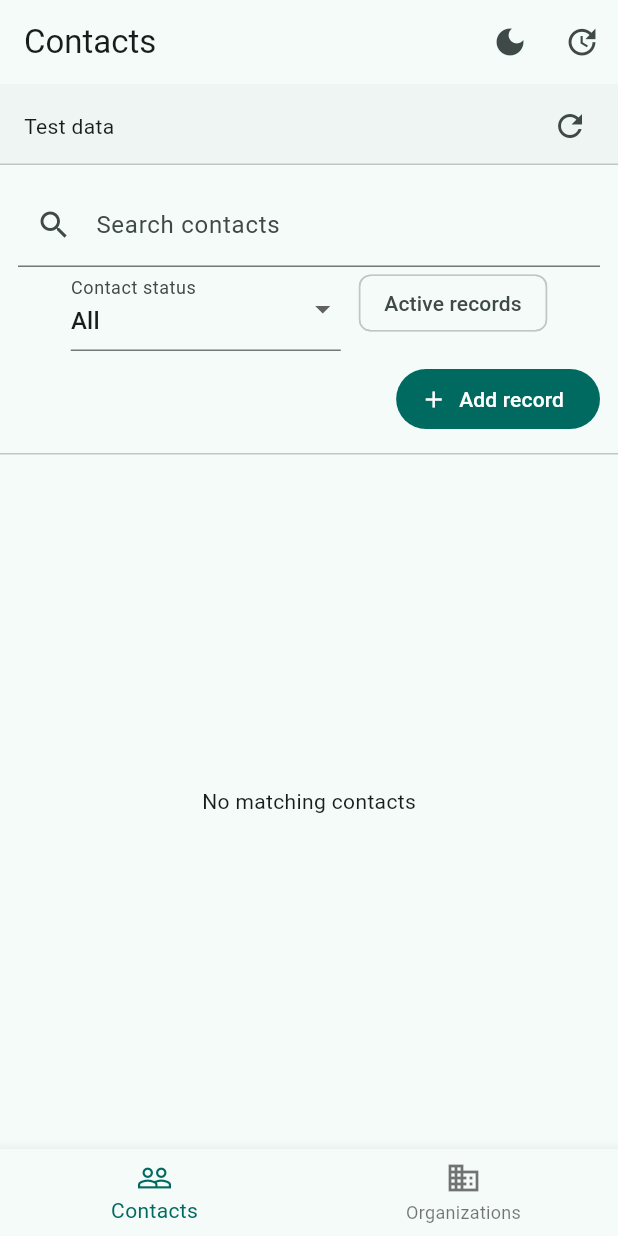
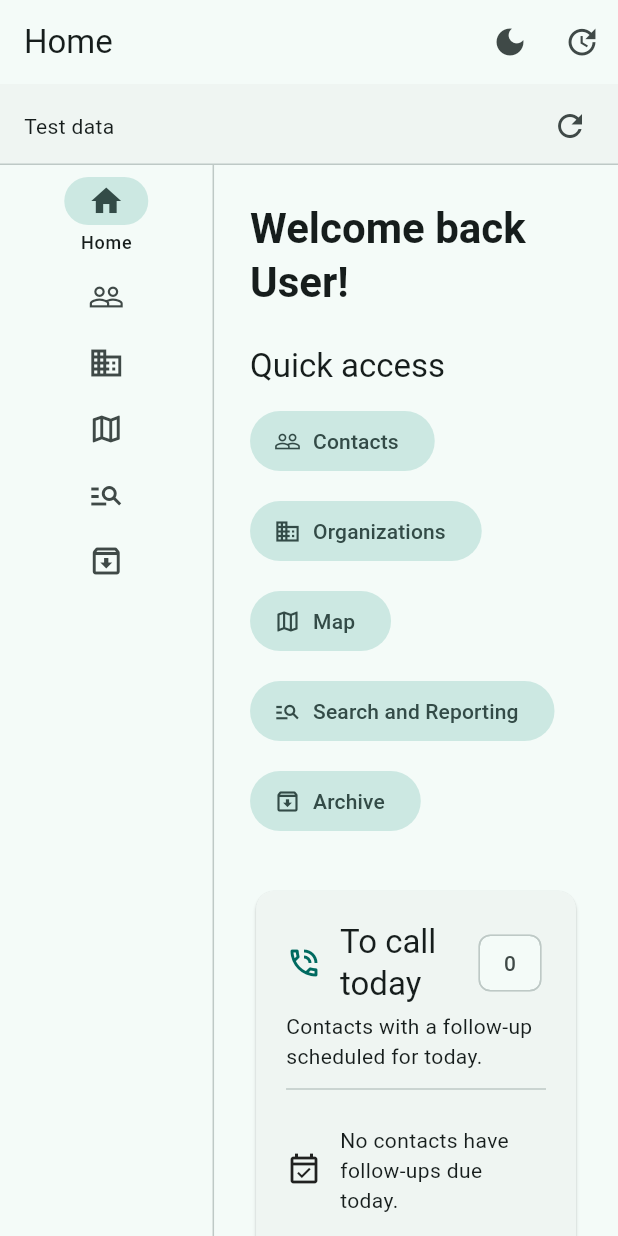
Before and after one commit to PeneguyG/Military-CRM-project, a Flutter app: the CrmHomePage screen opened directly with empty values, on a phone screen of 412 x 824 dp. Run offline on Flutter 3.47's test engine with Material 3 defaults, Android fonts, the phone set to English and light mode, and no system bars; missing offline and left inert: sqlite3.

Commit message:
Added Menu Icons
Icon Menus were removed in a previous generation accidentally, this added them back and added a to call list on the home screen

```diff
--- a/test_flutter/lib/data/crm_database.dart
+++ b/test_flutter/lib/data/crm_database.dart
@@ -190,6 +190,7 @@ DatabaseSnapshot _snapshot(Database db) => {
               : r['interaction_type'],
           'summary': r['summary'],
           'follow_up_date': r['follow_up_date'],
+          'follow_up_completed': r['follow_up_completed'],
         },
       )
       .toList(),
--- a/test_flutter/lib/main.dart
+++ b/test_flutter/lib/main.dart
@@ -8,6 +8,8 @@ import 'data/crm_database.dart';
 import 'pages/crm_widgets.dart';
 import 'pages/contacts_page.dart';
 import 'pages/organizations_page.dart';
+import 'pages/home_page.dart';
+import 'models/crm_models.dart';
 
 void main() => runApp(const MilitaryCrmApp());
 
@@ -138,6 +140,20 @@ class _MilitaryCrmAppState extends State<MilitaryCrmApp>
   }
 }
 
+/// One entry in the CRM navigation system, including its regular and selected icon.
+class _CrmDestination {
+  const _CrmDestination({
+    required this.label,
+    required this.icon,
+    required this.selectedIcon,
+  });
+
+  final String label;
+  final IconData icon;
+  final IconData selectedIcon;
+}
+
+/// Main CRM shell that coordinates navigation, existing record pages, and Home.
 class CrmHomePage extends StatefulWidget {
   const CrmHomePage({
     super.key,
@@ -147,25 +163,89 @@ class CrmHomePage extends StatefulWidget {
     required this.automaticTheme,
     required this.onAutomaticTheme,
   });
-  final bool isDarkMode, automaticTheme;
+
+  final bool isDarkMode;
+  final bool automaticTheme;
   final CrmStore store;
-  final VoidCallback onToggleTheme, onAutomaticTheme;
+  final VoidCallback onToggleTheme;
+  final VoidCallback onAutomaticTheme;
+
   @override
   State<CrmHomePage> createState() => _CrmHomePageState();
 }
 
 class _CrmHomePageState extends State<CrmHomePage> {
-  int _tab = 0, _contactNavigation = 0;
+  // These ordered destinations are the shared source for the rail, app-bar
+  // title, Home shortcuts, and IndexedStack page routing.
+  static const List<_CrmDestination> _destinations = [
+    _CrmDestination(
+      label: 'Home',
+      icon: Icons.home_outlined,
+      selectedIcon: Icons.home,
+    ),
+    _CrmDestination(
+      label: 'Contacts',
+      icon: Icons.people_outline,
+      selectedIcon: Icons.people,
+    ),
+    _CrmDestination(
+      label: 'Organizations',
+      icon: Icons.business_outlined,
+      selectedIcon: Icons.business,
+    ),
+    _CrmDestination(
+      label: 'Map',
+      icon: Icons.map_outlined,
+      selectedIcon: Icons.map,
+    ),
+    _CrmDestination(
+      label: 'Search and Reporting',
+      icon: Icons.manage_search,
+      selectedIcon: Icons.query_stats,
+    ),
+    _CrmDestination(
+      label: 'Archive',
+      icon: Icons.archive_outlined,
+      selectedIcon: Icons.archive,
+    ),
+  ];
+
+  // The active index is the single navigation state used by every route
+  // control, so a rail selection and a Home shortcut open the same page.
+  int _tab = 0;
+
+  // ContactsPage is recreated when a contact is opened from another section.
+  // This lets it select and show the requested contact even if it was already
+  // mounted in the IndexedStack.
+  int _contactNavigation = 0;
   int? _contactId;
+
   CrmStore get _store => widget.store;
+
+  /// Selects a destination from either the rail or a Home shortcut.
+  void _selectTab(int index) {
+    setState(() => _tab = index);
+  }
+
+  /// Opens a contact in the existing Contacts page.
+  void _openContact(Contact contact) {
+    setState(() {
+      _contactId = contact.id;
+      _contactNavigation++;
+      _tab = 1; // Contacts follows Home in the destination list.
+    });
+  }
 
   @override
   Widget build(BuildContext context) => LayoutBuilder(
     builder: (context, constraints) {
-      final wide = constraints.maxWidth >= 700;
+      // The rail expands to readable labels on wider desktop windows. On
+      // narrower windows it stays compact and shows the active label only.
+      final extendedRail = constraints.maxWidth >= 1000;
+
       return Scaffold(
         appBar: AppBar(
-          title: Text(_tab == 0 ? 'Contacts' : 'Organizations'),
+          title: Text(_destinations[_tab].label),
           actions: [
             IconButton(
               tooltip: widget.isDarkMode
@@ -188,6 +268,8 @@ class _CrmHomePageState extends State<CrmHomePage> {
         body: SafeArea(
           child: Column(
             children: [
+              // This banner continues to report whether records are saved in
+              // SQLite or supplied by an in-memory test store.
               MaterialBanner(
                 content: Text(
                   _store.databasePath == null
@@ -221,30 +303,52 @@ class _CrmHomePageState extends State<CrmHomePage> {
                 ],
               ),
               Expanded(
+                // Keep navigation on the left for desktop and compact windows.
+                // Each indexed child retains its own page state while another
+                // tab is selected.
                 child: Row(
                   children: [
-                    if (wide) ...[
-                      NavigationRail(
-                        selectedIndex: _tab,
-                        labelType: NavigationRailLabelType.all,
-                        onDestinationSelected: (v) => setState(() => _tab = v),
-                        destinations: const [
+                    NavigationRail(
+                      extended: extendedRail,
+                      labelType: extendedRail
+                          ? null
+                          : NavigationRailLabelType.selected,
+                      groupAlignment: -1,
+                      selectedIndex: _tab,
+                      onDestinationSelected: _selectTab,
+                      destinations: [
+                        for (final destination in _destinations)
                           NavigationRailDestination(
-                            icon: Icon(Icons.people_outline),
-                            label: Text('Contacts'),
+                            icon: Icon(destination.icon),
+                            selectedIcon: Icon(destination.selectedIcon),
+                            label: Text(destination.label),
                           ),
-                          NavigationRailDestination(
-                            icon: Icon(Icons.business_outlined),
-                            label: Text('Organizations'),
-                          ),
-                        ],
-                      ),
-                      const VerticalDivider(width: 1),
-                    ],
+                      ],
+                    ),
+                    const VerticalDivider(width: 1),
                     Expanded(
                       child: IndexedStack(
                         index: _tab,
                         children: [
+                          HomePage(
+                            store: _store,
+                            shortcuts: [
+                              // Build one Home shortcut for every destination
+                              // after Home, using the same navigation indices.
+                              for (
+                                var index = 1;
+                                index < _destinations.length;
+                                index++
+                              )
+                                HomeShortcut(
+                                  tabIndex: index,
+                                  label: _destinations[index].label,
+                                  icon: _destinations[index].icon,
+                                ),
+                            ],
+                            onSelectTab: _selectTab,
+                            onOpenContact: _openContact,
+                          ),
                           ContactsPage(
                             key: ValueKey(_contactNavigation),
                             store: _store,
@@ -252,11 +356,19 @@ class _CrmHomePageState extends State<CrmHomePage> {
                           ),
                           OrganizationsPage(
                             store: _store,
-                            onSelectContact: (c) => setState(() {
-                              _contactId = c.id;
-                              _contactNavigation++;
-                              _tab = 0;
-                            }),
+                            onSelectContact: _openContact,
+                          ),
+                          _SectionPlaceholder(
+                            title: _destinations[3].label,
+                            icon: _destinations[3].icon,
+                          ),
+                          _SectionPlaceholder(
+                            title: _destinations[4].label,
+                            icon: _destinations[4].icon,
+                          ),
+                          _SectionPlaceholder(
+                            title: _destinations[5].label,
+                            icon: _destinations[5].icon,
                           ),
                         ],
                       ),
@@ -267,23 +379,27 @@ class _CrmHomePageState extends State<CrmHomePage> {
             ],
           ),
         ),
-        bottomNavigationBar: wide
-            ? null
-            : BottomNavigationBar(
-                currentIndex: _tab,
-                onTap: (v) => setState(() => _tab = v),
-                items: const [
-                  BottomNavigationBarItem(
-                    icon: Icon(Icons.people_outline),
-                    label: 'Contacts',
-                  ),
-                  BottomNavigationBarItem(
-                    icon: Icon(Icons.business_outlined),
-                    label: 'Organizations',
-                  ),
-                ],
-              ),
       );
     },
   );
 }
+
+/// Keeps a destination visibly routable while its full feature page is pending.
+class _SectionPlaceholder extends StatelessWidget {
+  const _SectionPlaceholder({required this.title, required this.icon});
+
+  final String title;
+  final IconData icon;
+
+  @override
+  Widget build(BuildContext context) => Center(
+    child: Column(
+      mainAxisSize: MainAxisSize.min,
+      children: [
+        Icon(icon, size: 48, color: Theme.of(context).colorScheme.primary),
+        const SizedBox(height: 12),
+        Text(title, style: Theme.of(context).textTheme.headlineSmall),
+      ],
+    ),
+  );
+}
--- a/test_flutter/lib/models/crm_models.dart
+++ b/test_flutter/lib/models/crm_models.dart
@@ -174,6 +174,7 @@ class InteractionLog {
     required this.type,
     required this.summary,
     this.followUpDate,
+    this.followUpCompleted = false,
   });
   static const types = ['Call', 'Text', 'In-Person', 'Email'];
   final int? id, organizationId;
@@ -181,6 +182,7 @@ class InteractionLog {
   final DateTime date;
   final String type, summary;
   final DateTime? followUpDate;
+  final bool followUpCompleted;
   Map<String, Object?> toMap() => {
     'id': id,
     'contact_id': contactId,
@@ -189,6 +191,7 @@ class InteractionLog {
     'type': type,
     'summary': summary,
     'follow_up_date': followUpDate?.toIso8601String(),
+    'follow_up_completed': followUpCompleted ? 1 : 0,
   };
   factory InteractionLog.fromMap(Map<String, Object?> m) => InteractionLog(
     id: m['id'] as int?,
@@ -200,6 +203,7 @@ class InteractionLog {
     followUpDate: m['follow_up_date'] == null
         ? null
         : DateTime.parse(m['follow_up_date'] as String),
+    followUpCompleted: m['follow_up_completed'] == 1,
   );
   InteractionLog copyWith({
     Object? id = _unset,
@@ -209,6 +213,7 @@ class InteractionLog {
     String? type,
     String? summary,
     Object? followUpDate = _unset,
+    bool? followUpCompleted,
   }) => InteractionLog(
     id: identical(id, _unset) ? this.id : id as int?,
     contactId: contactId ?? this.contactId,
@@ -221,5 +226,6 @@ class InteractionLog {
     followUpDate: identical(followUpDate, _unset)
         ? this.followUpDate
         : followUpDate as DateTime?,
+    followUpCompleted: followUpCompleted ?? this.followUpCompleted,
   );
 }
--- /dev/null
+++ b/test_flutter/lib/pages/home_page.dart
@@ -0,0 +1,198 @@
+import 'package:flutter/material.dart';
+
+import '../crm_store.dart';
+import '../models/crm_models.dart';
+import 'crm_widgets.dart';
+
+/// Holds the destination data needed to build a Home-page shortcut button.
+class HomeShortcut {
+  const HomeShortcut({
+    required this.tabIndex,
+    required this.label,
+    required this.icon,
+  });
+
+  /// The index is shared with the parent navigation rail's destination list.
+  final int tabIndex;
+  final String label;
+  final IconData icon;
+}
+
+/// Dashboard shown on the Home tab, with shortcuts and today's call list.
+class HomePage extends StatelessWidget {
+  const HomePage({
+    super.key,
+    required this.store,
+    required this.shortcuts,
+    required this.onSelectTab,
+    required this.onOpenContact,
+  });
+
+  final CrmStore store;
+  final List<HomeShortcut> shortcuts;
+  final ValueChanged<int> onSelectTab;
+  final ValueChanged<Contact> onOpenContact;
+
+  @override
+  Widget build(BuildContext context) {
+    final textTheme = Theme.of(context).textTheme;
+
+    // Scrolling keeps the dashboard usable when the desktop window is short.
+    return SingleChildScrollView(
+      padding: const EdgeInsets.all(24),
+      child: Center(
+        child: ConstrainedBox(
+          constraints: const BoxConstraints(maxWidth: 1080),
+          child: Column(
+            crossAxisAlignment: CrossAxisAlignment.stretch,
+            children: [
+              Text(
+                'Welcome back User!',
+                style: textTheme.headlineMedium?.copyWith(
+                  fontWeight: FontWeight.bold,
+                ),
+              ),
+              const SizedBox(height: 24),
+              Text('Quick access', style: textTheme.titleLarge),
+              const SizedBox(height: 12),
+              // Every non-Home destination is supplied by the parent, so these
+              // buttons use the same indices as the navigation rail.
+              Wrap(
+                spacing: 12,
+                runSpacing: 12,
+                children: [
+                  for (final shortcut in shortcuts)
+                    FilledButton.tonalIcon(
+                      onPressed: () => onSelectTab(shortcut.tabIndex),
+                      icon: Icon(shortcut.icon),
+                      label: Text(shortcut.label),
+                    ),
+                ],
+              ),
+              const SizedBox(height: 32),
+              // This final dashboard section sits below the shortcuts and
+              // updates whenever the shared CRM store changes.
+              _ToCallTodayCard(store: store, onOpenContact: onOpenContact),
+            ],
+          ),
+        ),
+      ),
+    );
+  }
+}
+
+/// Shows non-archived, non-deceased contacts with a follow-up due today.
+class _ToCallTodayCard extends StatelessWidget {
+  const _ToCallTodayCard({required this.store, required this.onOpenContact});
+
+  final CrmStore store;
+  final ValueChanged<Contact> onOpenContact;
+
+  @override
+  Widget build(BuildContext context) => AnimatedBuilder(
+    animation: store,
+    builder: (context, _) {
+      final today = DateTime.now();
+
+      // Compare local calendar dates because follow-up dates are date-oriented
+      // reminders and should not shift to a neighboring day by time zone.
+      final dueContactIds = store.interactions
+          .where((interaction) {
+            final dueDate = interaction.followUpDate?.toLocal();
+            return !interaction.followUpCompleted &&
+                dueDate != null &&
+                _isSameDay(dueDate, today);
+          })
+          .map((interaction) => interaction.contactId)
+          .toSet();
+
+      // A contact appears once even if multiple interaction logs have a
+      // follow-up due today. Archived and deceased contacts are excluded.
+      final dueContacts =
+          store.contacts
+              .where(
+                (contact) =>
+                    dueContactIds.contains(contact.id) &&
+                    !contact.isArchived &&
+                    contact.status != ContactStatus.deceased,
+              )
+              .toList()
+            ..sort(
+              (a, b) =>
+                  a.fullName.toLowerCase().compareTo(b.fullName.toLowerCase()),
+            );
+
+      final colors = Theme.of(context).colorScheme;
+      final textTheme = Theme.of(context).textTheme;
+
+      return Card(
+        child: Padding(
+          padding: const EdgeInsets.all(20),
+          child: Column(
+            crossAxisAlignment: CrossAxisAlignment.stretch,
+            children: [
+              Row(
+                children: [
+                  Icon(Icons.phone_in_talk_outlined, color: colors.primary),
+                  const SizedBox(width: 12),
+                  Expanded(
+                    child: Text('To call today', style: textTheme.titleLarge),
+                  ),
+                  Chip(label: Text('${dueContacts.length}')),
+                ],
+              ),
+              const SizedBox(height: 4),
+              Text(
+                'Contacts with a follow-up scheduled for today.',
+                style: textTheme.bodyMedium,
+              ),
+              const Divider(height: 24),
+              if (dueContacts.isEmpty)
+                const Padding(
+                  padding: EdgeInsets.symmetric(vertical: 12),
+                  child: Row(
+                    children: [
+                      Icon(Icons.event_available_outlined),
+                      SizedBox(width: 12),
+                      Expanded(
+                        child: Text('No contacts have follow-ups due today.'),
+                      ),
+                    ],
+                  ),
+                )
+              else
+                for (final contact in dueContacts)
+                  ListTile(
+                    contentPadding: EdgeInsets.zero,
+                    leading: ContactPhoto(contact, size: 44),
+                    title: Text(contact.fullName),
+                    subtitle: Text(_contactDetails(contact)),
+                    trailing: const Icon(Icons.chevron_right),
+                    onTap: () => onOpenContact(contact),
+                  ),
+            ],
+          ),
+        ),
+      );
+    },
+  );
+
+  /// Formats organization and phone information as a compact list subtitle.
+  String _contactDetails(Contact contact) {
+    final organization = store.organization(contact.organizationId)?.name;
+    return [
+      if (contact.title.trim().isNotEmpty) contact.title.trim(),
+      if (organization != null && organization.trim().isNotEmpty)
+        organization.trim(),
+      contact.phone.trim().isNotEmpty
+          ? contact.phone.trim()
+          : 'No phone recorded',
+    ].join(' · ');
+  }
+}
+
+/// Returns whether two local dates have the same calendar day.
+bool _isSameDay(DateTime first, DateTime second) =>
+    first.year == second.year &&
+    first.month == second.month &&
+    first.day == second.day;
```
